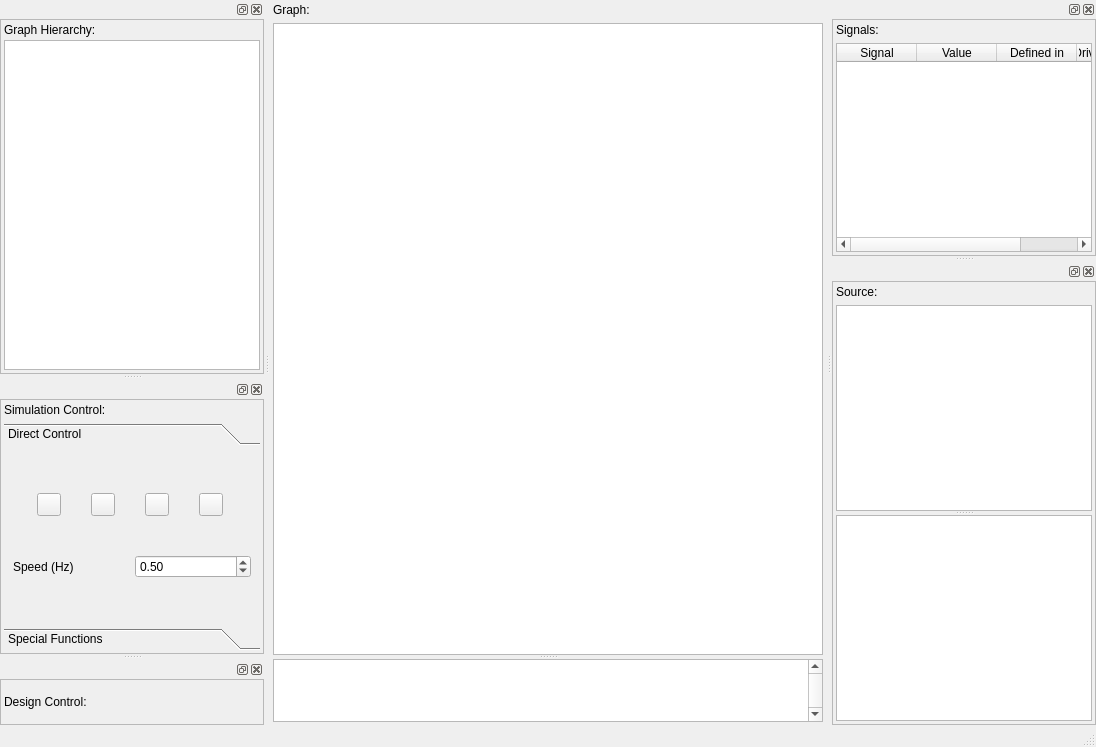
This is libs/metaHDL_vis_qt/source/metaHDL_vis_Qt/MainWindowSimulate.ui in synogate/gatery as Qt 5 draws it before an edit. The edited form follows.
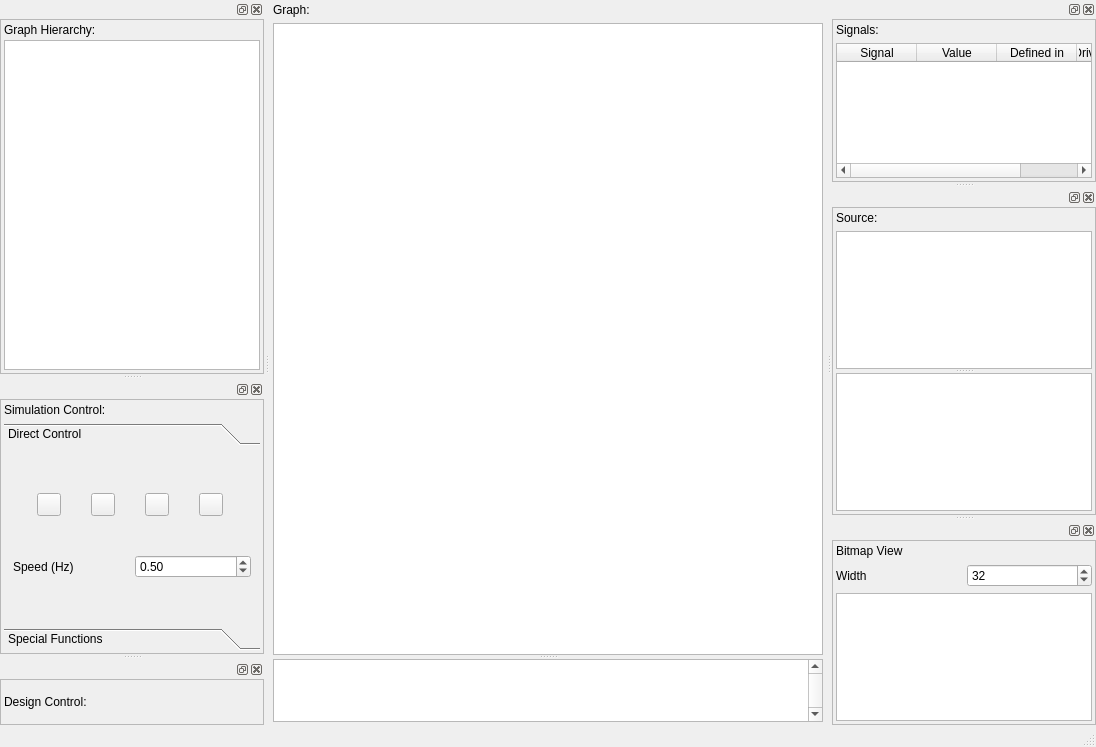
This is the edited form. Icons and pictures are not drawn. Custom widgets are drawn as their Qt base class.

```diff
--- a/libs/metaHDL_vis_qt/source/metaHDL_vis_Qt/MainWindowSimulate.ui
+++ b/libs/metaHDL_vis_qt/source/metaHDL_vis_Qt/MainWindowSimulate.ui
@@ -537,6 +537,79 @@
     </layout>
    </widget>
   </widget>
+  <widget class="QDockWidget" name="dockWidget_6">
+   <attribute name="dockWidgetArea">
+    <number>2</number>
+   </attribute>
+   <widget class="QWidget" name="dockWidgetContents_6">
+    <layout class="QVBoxLayout" name="verticalLayout_13">
+     <property name="leftMargin">
+      <number>0</number>
+     </property>
+     <property name="topMargin">
+      <number>0</number>
+     </property>
+     <property name="rightMargin">
+      <number>0</number>
+     </property>
+     <property name="bottomMargin">
+      <number>0</number>
+     </property>
+     <item>
+      <widget class="QFrame" name="frame_6">
+       <property name="frameShape">
+        <enum>QFrame::StyledPanel</enum>
+       </property>
+       <property name="frameShadow">
+        <enum>QFrame::Raised</enum>
+       </property>
+       <layout class="QVBoxLayout" name="verticalLayout_14">
+        <property name="leftMargin">
+         <number>3</number>
+        </property>
+        <property name="topMargin">
+         <number>3</number>
+        </property>
+        <property name="rightMargin">
+         <number>3</number>
+        </property>
+        <property name="bottomMargin">
+         <number>3</number>
+        </property>
+        <item>
+         <widget class="QLabel" name="label_7">
+          <property name="text">
+           <string>Bitmap View</string>
+          </property>
+         </widget>
+        </item>
+        <item>
+         <layout class="QHBoxLayout" name="horizontalLayout_3">
+          <item>
+           <widget class="QLabel" name="label_8">
+            <property name="text">
+             <string>Width</string>
+            </property>
+           </widget>
+          </item>
+          <item>
+           <widget class="QSpinBox" name="spinBox_bitmapView_width">
+            <property name="value">
+             <number>32</number>
+            </property>
+           </widget>
+          </item>
+         </layout>
+        </item>
+        <item>
+         <widget class="QGraphicsView" name="graphicsView_bitmapView_graphics"/>
+        </item>
+       </layout>
+      </widget>
+     </item>
+    </layout>
+   </widget>
+  </widget>
  </widget>
  <customwidgets>
   <customwidget>
```
Left out of the diff: 2 changed lines with no effect on the pictures.
